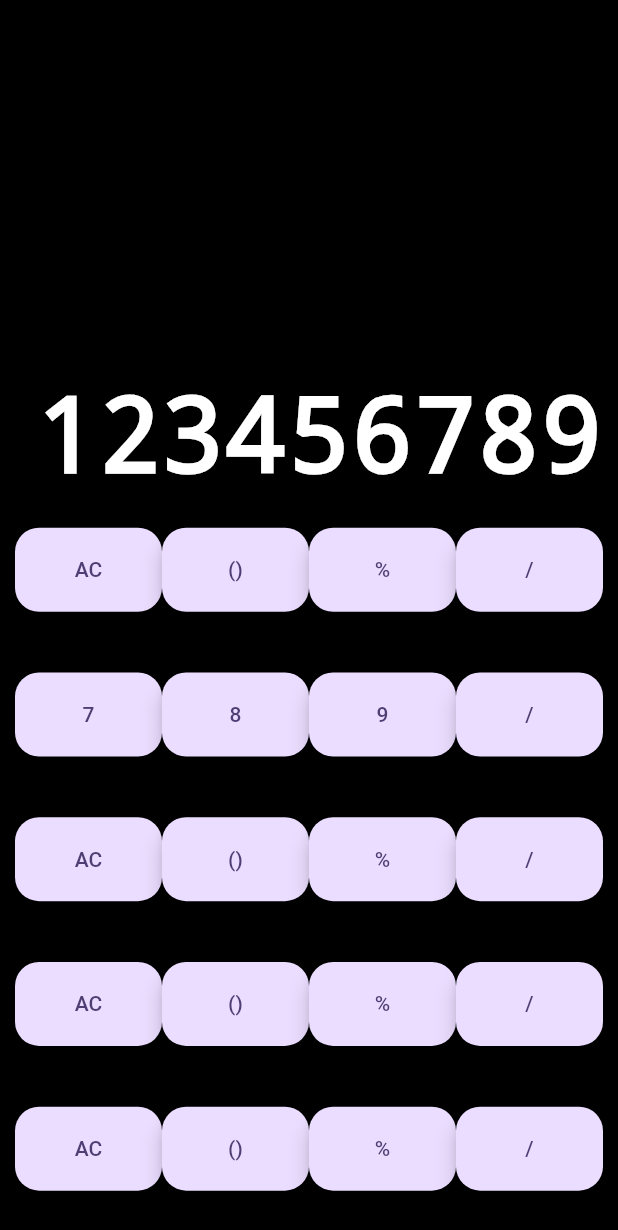
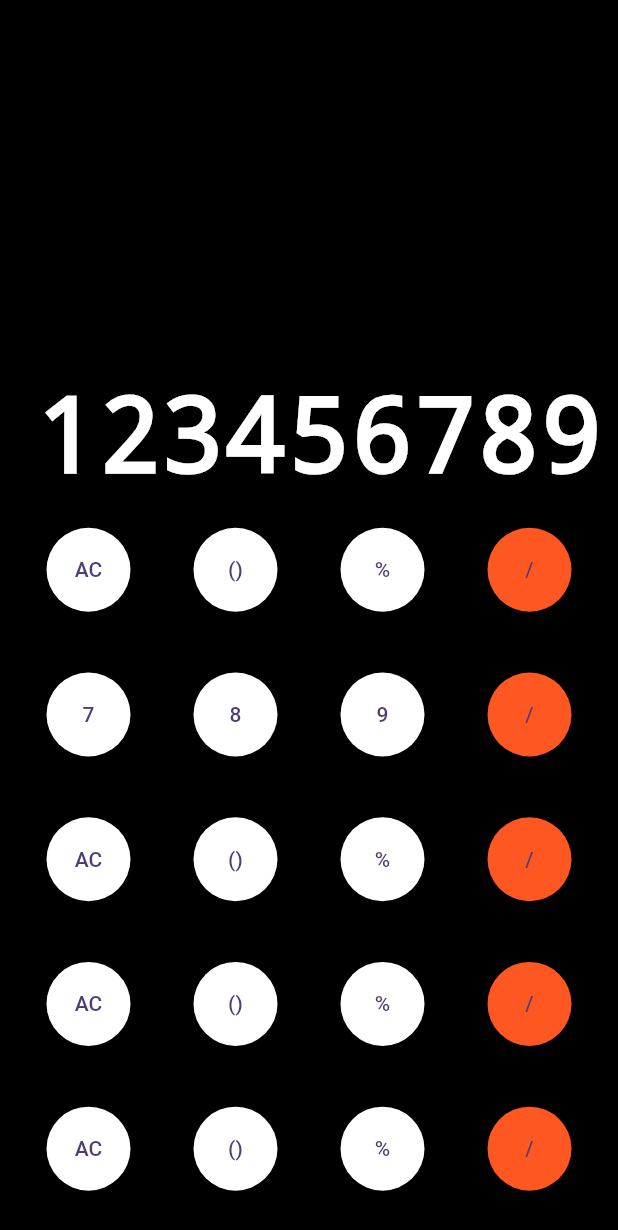
Before and after one commit to RodolfoAAPR/flutter_iphone_calculator, a Flutter app: the screen it shows after launch, on a phone screen of 412 x 824 dp. Shown: the top 1230 px of the screen. Run offline on Flutter 3.47's test engine with Material 3 defaults, Android fonts, the phone set to English and light mode, and no system bars.

Commit message:
feat(calculator_screen): add function to paint operation buttons and paint blackground

```diff
--- a/lib/calculator_screen.dart
+++ b/lib/calculator_screen.dart
@@ -43,7 +43,7 @@ class CalculatorScreenState extends State<CalculatorScreen> {
                         getButton("AC"),
                         getButton("()"),
                         getButton("%"),
-                        getButton("/"),
+                        getOperationButton("/"),
                       ],
                     ),
                   ),
@@ -54,7 +54,7 @@ class CalculatorScreenState extends State<CalculatorScreen> {
                         getButton("7"),
                         getButton("8"),
                         getButton("9"),
-                        getButton("/"),
+                        getOperationButton("/"),
                       ],
                     ),
                   ),
@@ -65,7 +65,7 @@ class CalculatorScreenState extends State<CalculatorScreen> {
                         getButton("AC"),
                         getButton("()"),
                         getButton("%"),
-                        getButton("/"),
+                        getOperationButton("/"),
                       ],
                     ),
                   ),
@@ -76,7 +76,7 @@ class CalculatorScreenState extends State<CalculatorScreen> {
                         getButton("AC"),
                         getButton("()"),
                         getButton("%"),
-                        getButton("/"),
+                        getOperationButton("/"),
                       ],
                     ),
                   ),
@@ -87,7 +87,7 @@ class CalculatorScreenState extends State<CalculatorScreen> {
                         getButton("AC"),
                         getButton("()"),
                         getButton("%"),
-                        getButton("/"),
+                        getOperationButton("/"),
                       ],
                     ),
                   ),
@@ -100,10 +100,19 @@ class CalculatorScreenState extends State<CalculatorScreen> {
     );
   }
 
-  Widget getButton(String text) {
+  Widget getButton(String text, {Color color = Colors.white}) {
     return Expanded(
       flex: 1,
-      child: FloatingActionButton(onPressed: () {}, child: Text(text)),
+      child: FloatingActionButton(
+        backgroundColor: color,
+        onPressed: () {},
+        child: Text(text),
+        shape: CircleBorder(),
+      ),
     );
   }
+
+  Widget getOperationButton(String text) {
+    return getButton(text, color: Colors.deepOrange);
+  }
 }
```
